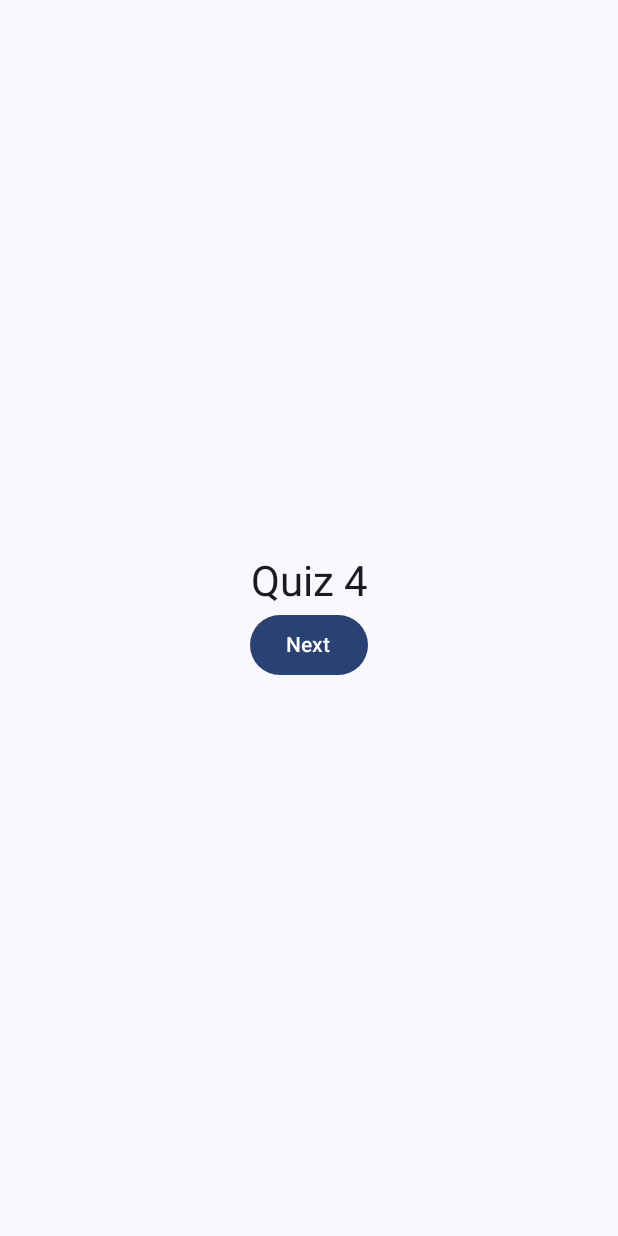
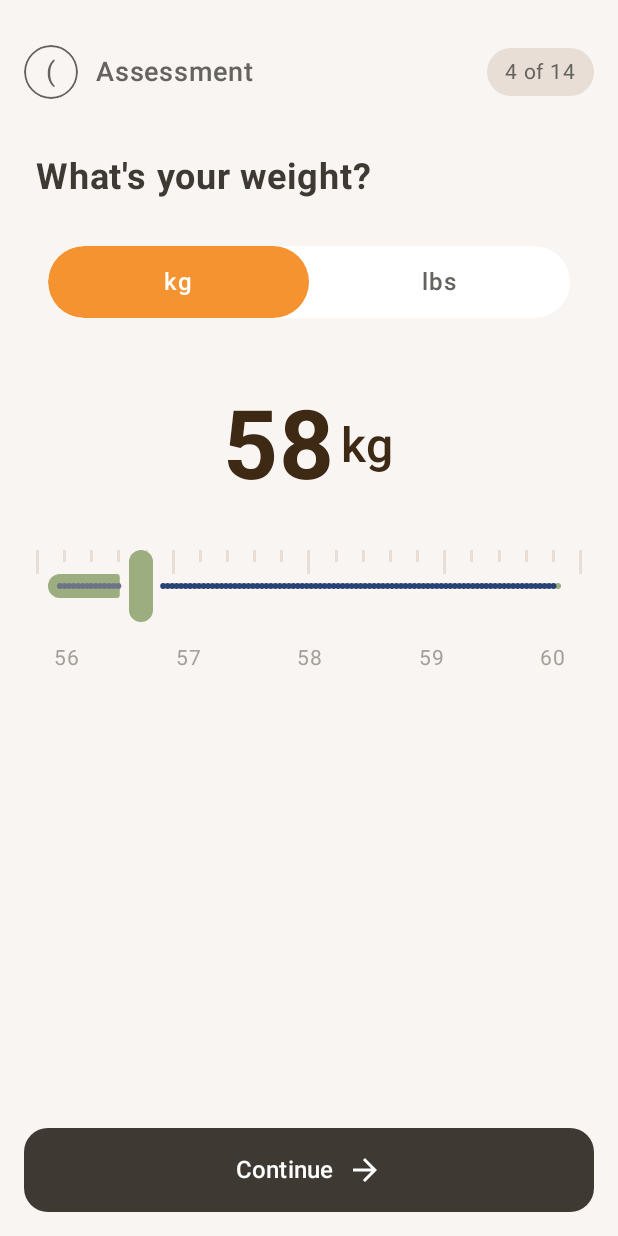
Before and after one commit to Ritovan03/Luna, an Android app built with Jetpack Compose: the composable QuizScreen4 shown on its own in the app's theme, on a phone screen of 412 x 824 dp. Run offline under Robolectric (Android 15) with nearby library versions, the phone set to English and light mode, and no system bars; 2 statements that could not run were skipped.

Commit message:
quiz screen 4 done

```diff
--- a/app/src/main/java/com/example/mentalhealthapp/presentation/quiz/QuizScreen4.kt
+++ b/app/src/main/java/com/example/mentalhealthapp/presentation/quiz/QuizScreen4.kt
@@ -5,40 +5,33 @@ import androidx.compose.foundation.layout.Column
 import androidx.compose.foundation.layout.fillMaxSize
 import androidx.compose.foundation.layout.padding
 import androidx.compose.material3.Button
-import androidx.compose.material3.MaterialTheme
 import androidx.compose.material3.Text
 import androidx.compose.runtime.Composable
 import androidx.compose.ui.Alignment
 import androidx.compose.ui.Modifier
 import androidx.compose.ui.unit.dp
 import androidx.navigation.NavHostController
+import androidx.compose.foundation.background
+import androidx.compose.foundation.border
+import androidx.compose.foundation.clickable
+import androidx.compose.foundation.layout.*
+import androidx.compose.foundation.shape.CircleShape
+import androidx.compose.foundation.shape.RoundedCornerShape
+import androidx.compose.material.icons.Icons
+import androidx.compose.material.icons.filled.ArrowForward
+import androidx.compose.material3.*
+import androidx.compose.runtime.*
+import androidx.compose.ui.draw.clip
+import androidx.compose.ui.graphics.Color
+import androidx.compose.ui.text.font.FontWeight
+import androidx.compose.ui.text.style.TextAlign
+import androidx.compose.ui.unit.sp
 import com.example.mentalhealthapp.presentation.Navigation.Route
+import kotlin.math.roundToInt
 
+@OptIn(ExperimentalMaterial3Api::class)
 @Composable
 fun QuizScreen4(navController: NavHostController) {
-    Column(
-        modifier = Modifier
-            .fillMaxSize()
-            .padding(16.dp),
-        horizontalAlignment = Alignment.CenterHorizontally,
-        verticalArrangement = Arrangement.Center
-    ) {
-        Text("Quiz 4", style = MaterialTheme.typography.headlineMedium)
-        Button(onClick = { navController.navigate(Route.Quiz5.route) }) {
-            Text("Next")
-
-        }
-
-    }
-}
-
-
-/*
-@OptIn(ExperimentalMaterial3Api::class)
-@Composable
-fun WeightSelectionScreen(
-    onContinue: (Float, Boolean) -> Unit
-) {
     var isKgSelected by remember { mutableStateOf(true) }
     var sliderPosition by remember { mutableStateOf(58f) } // Default 58kg
 
@@ -273,7 +266,9 @@ fun WeightSelectionScreen(
 
             // Continue Button
             Button(
-                onClick = { onContinue(sliderPosition, isKgSelected) },
+                onClick = {
+                    navController.navigate(Route.Quiz5.route)
+                },
                 colors = ButtonDefaults.buttonColors(
                     containerColor = Color(0xFF3E3A33)
                 ),
@@ -306,12 +301,12 @@ fun WeightSelectionScreen(
     }
 }
 
-// Extension function to make Box clickable
-private fun Modifier.clickable(onClick: () -> Unit): Modifier = this.then(
-    androidx.compose.foundation.clickable(
-        onClick = onClick,
-        indication = null,
-        interactionSource = remember { androidx.compose.foundation.interaction.MutableInteractionSource() }
-    )
-)
+
+/*
+@OptIn(ExperimentalMaterial3Api::class)
+@Composable
+fun WeightSelectionScreen(
+    onContinue: (Float, Boolean) -> Unit
+) {
+
  */
```
